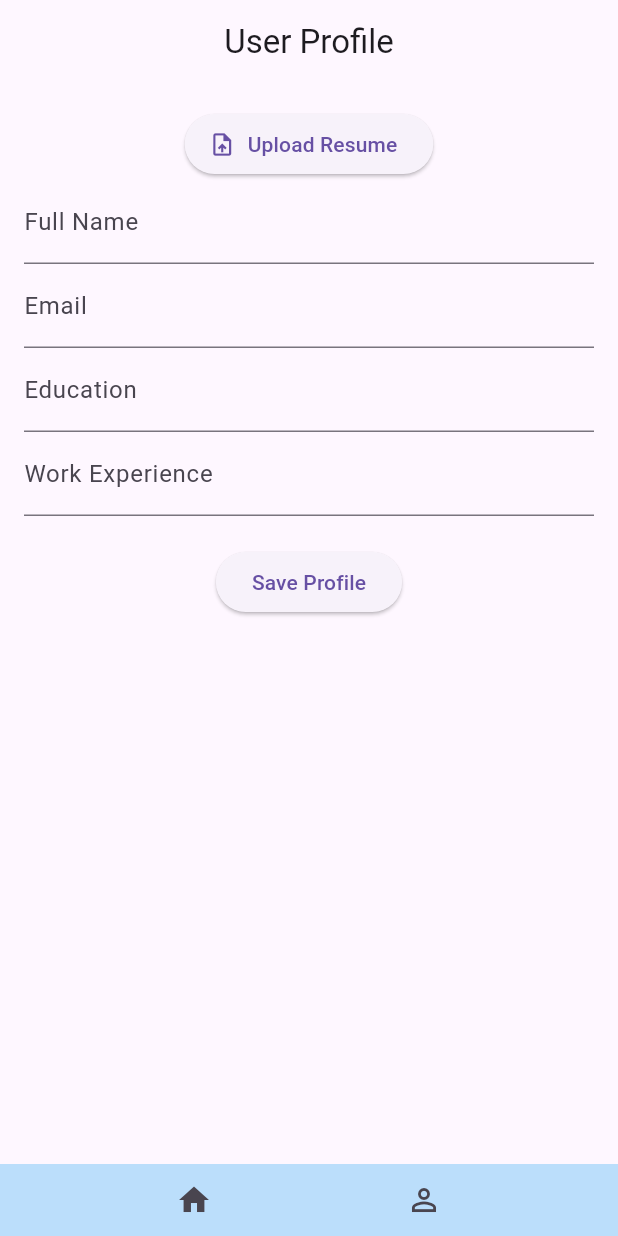
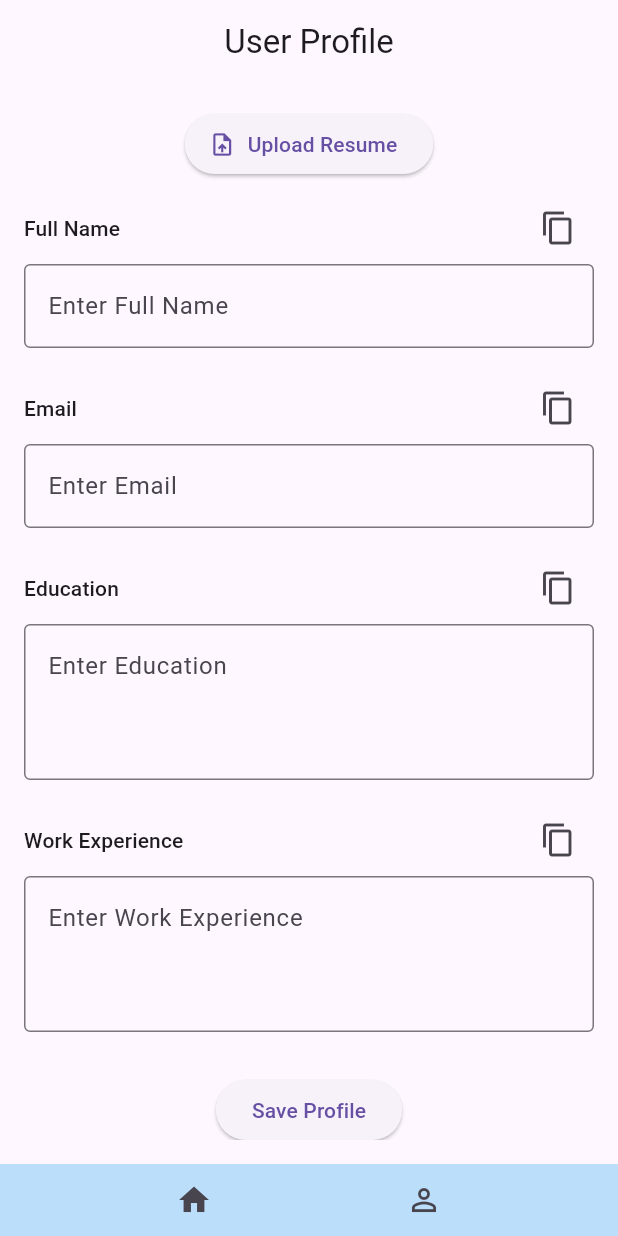
Before and after one commit to agamairi/job-swipe, a Flutter app: the ProfilePage screen opened directly, on a phone screen of 412 x 824 dp. Run offline on Flutter 3.47's test engine with Material 3 defaults, Android fonts, the phone set to English and light mode, and no system bars; our stand-ins replace file_picker, sqflite; missing offline and left inert: doc_text, flutter_pdf_text, google_mlkit_entity_extraction, syncfusion_flutter_pdf; accounts and stored records are empty; network calls fail.

Commit message:
adding normalization of text and replacing textfields with custom textfield

```diff
--- a/lib/screens/profile_page.dart
+++ b/lib/screens/profile_page.dart
@@ -4,6 +4,7 @@ import 'package:file_picker/file_picker.dart';
 import 'package:job_swipe/Utils/ats_helpers.dart';
 import 'package:job_swipe/database/database_helper.dart';
 import 'package:job_swipe/models/user_model.dart';
+import 'package:job_swipe/widgets/custom_textfield.dart';
 import 'package:job_swipe/widgets/footer_navigation_bar.dart';
 
 class ProfilePage extends StatefulWidget {
@@ -27,6 +28,10 @@ class _ProfilePageState extends State<ProfilePage> {
     _loadUserProfile();
   }
 
+  String normalizeText(String text) {
+    return text.replaceAll(RegExp(r'\s+'), ' ').trim();
+  }
+
   Future<void> _loadUserProfile() async {
     UserProfile? profile = await DatabaseHelper().getUserProfile();
     if (profile != null) {
@@ -45,9 +50,7 @@ class _ProfilePageState extends State<ProfilePage> {
   Future<void> _parseResume(File file) async {
     String? extractedText;
     if (file.path.toLowerCase().endsWith('.pdf')) {
-      extractedText = await atsHelper.extractTextFromPdf(
-        file.path,
-      ); // Use either pdf function.
+      extractedText = await atsHelper.extractTextFromPdf(file.path);
     } else if (file.path.toLowerCase().endsWith('.doc') ||
         file.path.toLowerCase().endsWith('.docx')) {
       extractedText = await atsHelper.extractTextFromWord(file.path);
@@ -61,13 +64,13 @@ class _ProfilePageState extends State<ProfilePage> {
 
       setState(() {
         if (name != null) {
-          _nameController.text = name;
+          _nameController.text = normalizeText(name);
         }
         if (emails.isNotEmpty) {
           _emailController.text = emails.first;
         }
-        _educationController.text = education;
-        _workExperienceController.text = workExperience;
+        _educationController.text = normalizeText(education);
+        _workExperienceController.text = normalizeText(workExperience);
         resumePath = file.path;
       });
     } else {
@@ -113,7 +116,7 @@ class _ProfilePageState extends State<ProfilePage> {
   Widget build(BuildContext context) {
     return Scaffold(
       appBar: AppBar(title: const Text('User Profile'), centerTitle: true),
-      bottomNavigationBar: FooterNavigationBar(),
+      bottomNavigationBar: const FooterNavigationBar(),
       body: Padding(
         padding: const EdgeInsets.all(16.0),
         child: SingleChildScrollView(
@@ -131,33 +134,24 @@ class _ProfilePageState extends State<ProfilePage> {
                     padding: const EdgeInsets.all(8.0),
                     child: Text('Selected Resume: $resumePath'),
                   ),
-                TextFormField(
+                // Use the custom widget for text fields with copy functionality
+                CustomEditableField(
+                  label: 'Full Name',
                   controller: _nameController,
-                  decoration: const InputDecoration(labelText: 'Full Name'),
-                  validator:
-                      (value) =>
-                          value == null || value.isEmpty
-                              ? 'Please enter your name'
-                              : null,
                 ),
-                TextFormField(
+                CustomEditableField(
+                  label: 'Email',
                   controller: _emailController,
-                  decoration: const InputDecoration(labelText: 'Email'),
-                  validator:
-                      (value) =>
-                          value == null || value.isEmpty
-                              ? 'Please enter your email'
-                              : null,
                 ),
-                TextFormField(
+                CustomEditableField(
+                  label: 'Education',
                   controller: _educationController,
-                  decoration: const InputDecoration(labelText: 'Education'),
+                  isMultiLine: true,
                 ),
-                TextFormField(
+                CustomEditableField(
+                  label: 'Work Experience',
                   controller: _workExperienceController,
-                  decoration: const InputDecoration(
-                    labelText: 'Work Experience',
-                  ),
+                  isMultiLine: true,
                 ),
                 const SizedBox(height: 20),
                 ElevatedButton(
```
